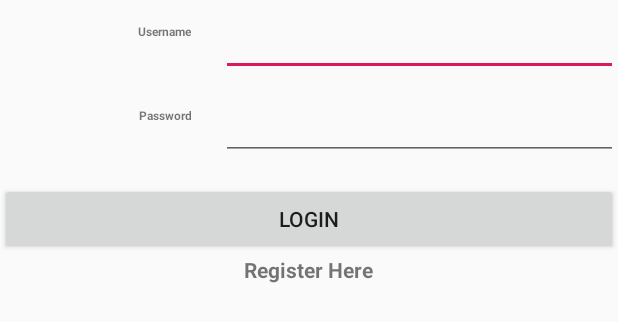
After one commit to thaidatdh/android-cq2017-33-ttthinh-group03, an Android app: the layout activity_login.xml on its own in the app's theme, with its tools: preview values and no code run, on a phone screen of 412 x 824 dp. The commit adds this screen. Shown: the top 322 px of the screen. Run offline under Robolectric (Android 15) with nearby library versions, the phone set to English and light mode, and no system bars.

Commit message:
login_register_1
2 Activity mới login, register
2 Class mới login, register
UserDTO có thay đổi chút ít
phần login-register này muốn ok hơn thì cần db(như trên mạng)

```diff
--- /dev/null
+++ b/app/src/main/res/layout/activity_login.xml
@@ -0,0 +1,93 @@
+<?xml version="1.0" encoding="utf-8"?>
+<LinearLayout xmlns:android="http://schemas.android.com/apk/res/android"
+    xmlns:app="http://schemas.android.com/apk/res-auto"
+    xmlns:tools="http://schemas.android.com/tools"
+    android:orientation="vertical"
+    android:layout_height="match_parent"
+    android:layout_width="match_parent"
+
+    >
+    <LinearLayout
+        android:layout_width="match_parent"
+        android:layout_height="wrap_content"
+        android:orientation="horizontal"
+        android:layout_marginTop="5dp"
+        android:layout_marginBottom="5dp">
+
+        <TextView
+            android:layout_width="0dp"
+            android:layout_height="match_parent"
+            android:layout_gravity="start"
+            android:layout_marginLeft="5dp"
+            android:layout_marginRight="10dp"
+            android:layout_weight="2"
+            android:padding="10dp"
+            android:textAlignment="textEnd"
+            android:textSize="@dimen/text_size"
+            tools:ignore="RtlCompat"
+            android:textStyle="bold"
+            android:text="Username"
+            />
+        <EditText
+            android:layout_width="0dp"
+            android:layout_height="match_parent"
+            android:layout_weight="4"
+            android:layout_gravity="end"
+
+            android:id="@+id/edtUsername"
+            />
+    </LinearLayout>
+
+    <LinearLayout
+        android:layout_width="match_parent"
+        android:layout_height="wrap_content"
+        android:orientation="horizontal"
+        android:layout_marginTop="5dp"
+        android:layout_marginBottom="5dp">
+
+        <TextView
+            android:layout_width="0dp"
+            android:layout_height="match_parent"
+            android:layout_gravity="start"
+            android:layout_marginLeft="5dp"
+            android:layout_marginRight="10dp"
+            android:layout_weight="2"
+            android:padding="10dp"
+            android:textAlignment="textEnd"
+            android:textSize="@dimen/text_size"
+            tools:ignore="RtlCompat"
+            android:textStyle="bold"
+            android:text="Password"
+
+            />
+
+        <EditText
+
+            android:inputType="textPassword"
+            android:text=""
+            android:layout_width="0dp"
+            android:layout_height="match_parent"
+            android:layout_weight="4"
+            android:layout_gravity="end"
+            android:layout_marginBottom="10dp"
+
+            android:id="@+id/edtPassword"/>
+    </LinearLayout>
+    <Button
+        android:layout_width="match_parent"
+        android:layout_height="wrap_content"
+        android:text="Login"
+        android:id="@+id/btnLogin"
+        />
+
+
+
+    <TextView
+        android:id="@+id/txtvRegisterLink"
+        android:layout_width="wrap_content"
+        android:layout_height="wrap_content"
+        android:layout_marginBottom="10dp"
+        android:text="Register Here"
+        android:layout_gravity="center"
+        android:textStyle="bold"/>
+</LinearLayout>
```
Also changed, not shown: app/src/main/java/com/hcmus/DTO/UserDto.java (+19 -26 lines), app/src/main/java/com/hcmus/shipe/Login.java (added, +74 -0 lines), app/src/main/java/com/hcmus/shipe/MainActivity.java (+27 -11 lines), app/src/main/java/com/hcmus/shipe/Register.java (added, +98 -0 lines), app/src/main/java/com/hcmus/shipe/User.java (added, +23 -0 lines), app/src/main/java/com/hcmus/shipe/UserLocalStore.java (added, +72 -0 lines), app/src/main/res/layout/activity_main.xml (+11 -11 lines), app/src/main/res/layout/activity_register.xml (added, +230 -0 lines).
